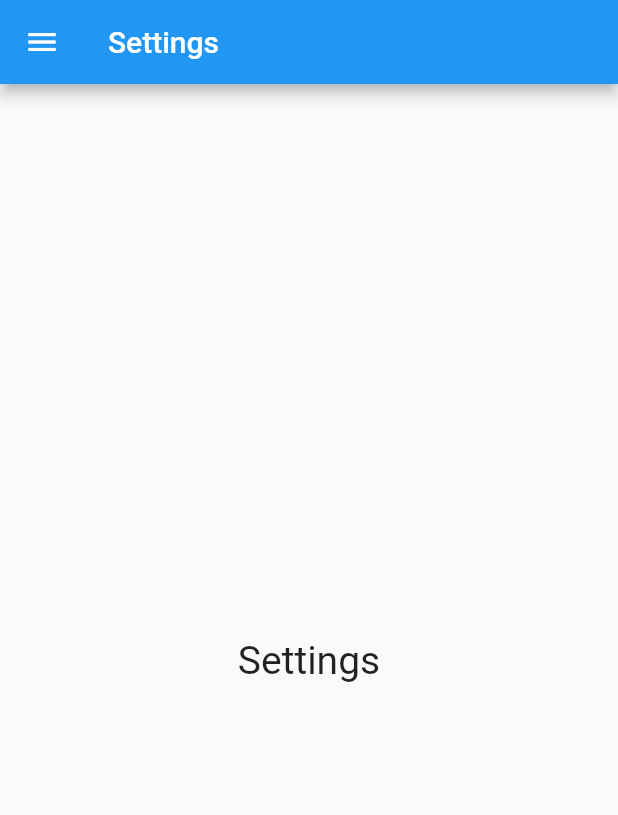
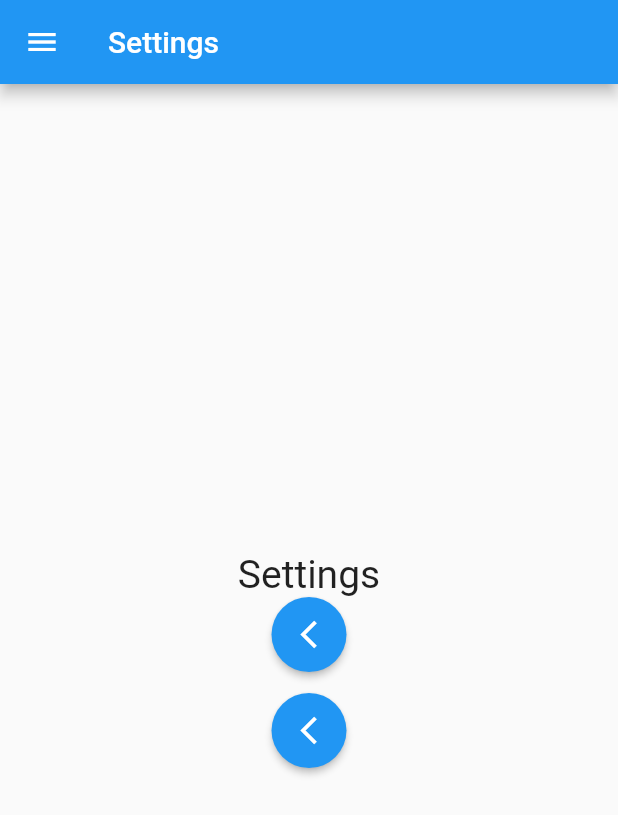
Before and after one commit to idlevandal/flutter_nav_drawer, a Flutter app: the Settings screen opened by its route, on a phone screen of 412 x 824 dp. Shown: the top 815 px of the screen. Run offline on Flutter 3.47's test engine with Material 2 defaults, Android fonts, the phone set to English and light mode, and no system bars; network calls fail.

Commit message:
added some rounded icon buttons. Added navigator pop to settings page.

```diff
--- a/lib/settings.dart
+++ b/lib/settings.dart
@@ -11,7 +11,38 @@ class Settings extends StatelessWidget {
       drawer: MainDrawer(),
       body: Container(
         child: Center(
-          child: Text('Settings', style: TextStyle(fontSize: 26.0)),
+          child: Column(
+            mainAxisAlignment: MainAxisAlignment.center,
+            children: [
+              Text('Settings', style: TextStyle(fontSize: 26.0)),
+              ElevatedButton(
+                style: ElevatedButton.styleFrom(
+                    shape: CircleBorder(),
+                    primary: Colors.blue
+                ),
+                child: Container(
+                  width: 50,
+                  height: 50,
+                  alignment: Alignment.center,
+                  decoration: BoxDecoration(shape: BoxShape.circle),
+                  child: Icon(Icons.arrow_back_ios_sharp, size: 22.0,)
+                ),
+                onPressed: () {
+                  Navigator.pop(context);
+                },
+              ),
+              SizedBox(height: 14.0),
+              MaterialButton(
+                color: Colors.blue,
+                shape: CircleBorder(),
+                onPressed: () {},
+                child: Padding(
+                  padding: const EdgeInsets.all(14),
+                  child: Icon(Icons.arrow_back_ios_sharp, size: 22.0, color: Colors.white,)
+                ),
+              )
+            ],
+          ),
         ),
       ),
     );
```
